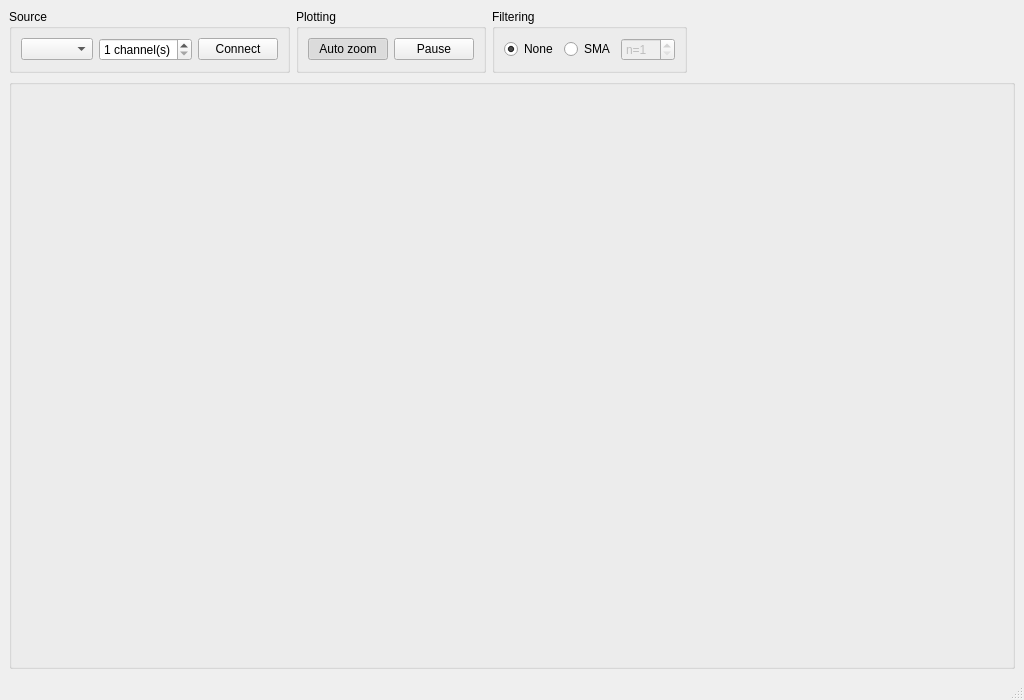
Before: the Qt Designer form serplot/mainwindow.ui in mFoxRU/serial-plotting-pyqtgraph, drawn with Qt 5.
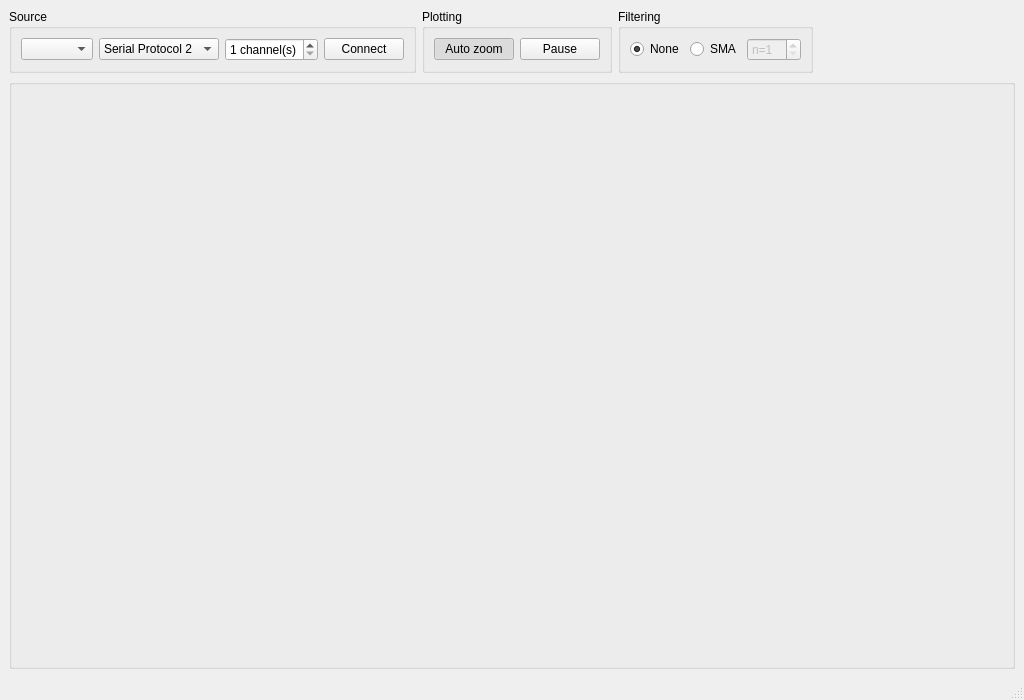
After: the same form once the commit is applied.

Commit message: Added: Protocol selector

Diff of the .ui file:
```diff
--- a/serplot/mainwindow.ui
+++ b/serplot/mainwindow.ui
@@ -30,6 +30,35 @@
        <item>
         <widget class="QComboBox" name="w_port"/>
        </item>
+       <item>
+        <widget class="QComboBox" name="w_protocol">
+         <property name="enabled">
+          <bool>true</bool>
+         </property>
+         <property name="sizePolicy">
+          <sizepolicy hsizetype="Fixed" vsizetype="Fixed">
+           <horstretch>200</horstretch>
+           <verstretch>0</verstretch>
+          </sizepolicy>
+         </property>
+         <property name="currentIndex">
+          <number>1</number>
+         </property>
+         <property name="frame">
+          <bool>true</bool>
+         </property>
+         <item>
+          <property name="text">
+           <string>Serial Protocol 1</string>
+          </property>
+         </item>
+         <item>
+          <property name="text">
+           <string>Serial Protocol 2</string>
+          </property>
+         </item>
+        </widget>
+       </item>
        <item>
         <widget class="QSpinBox" name="w_channels">
          <property name="suffix">
```
The commit also changes 1 other file.
